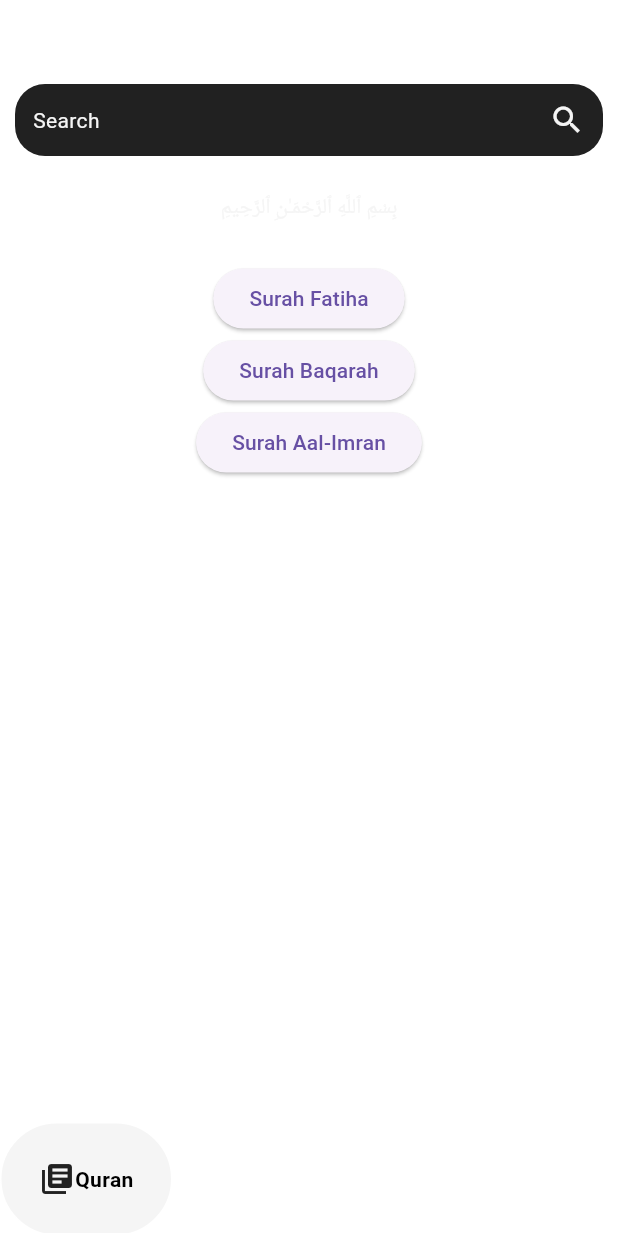
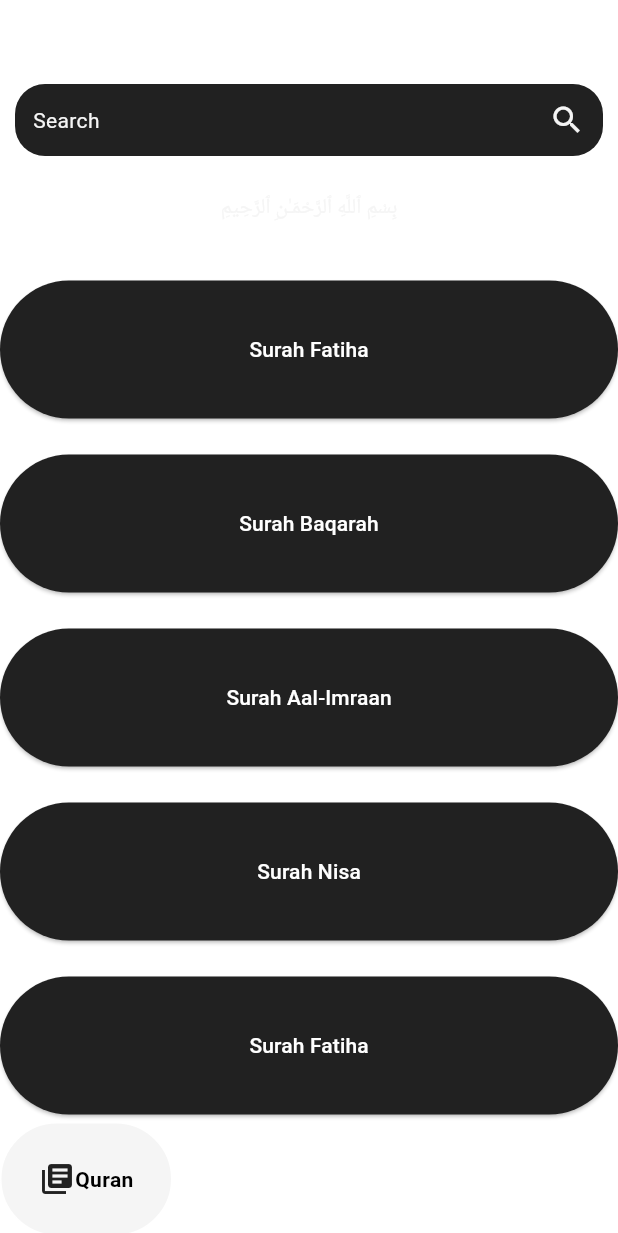
Before and after one commit to RobbaNNN-7/islamYzer, a Flutter app: the HomePage screen opened directly, on a phone screen of 412 x 824 dp. Shown: the top 1233 px of the screen. Run offline on Flutter 3.47's test engine with Material 3 defaults, Android fonts, the phone set to English and light mode, and no system bars; drawn by our look-alikes of google_nav_bar; missing offline and left inert: syncfusion_flutter_pdfviewer.

Commit message:
Completed Quran Page

```diff
--- a/lib/pages/quran_page.dart
+++ b/lib/pages/quran_page.dart
@@ -1,7 +1,10 @@
 // ignore_for_file: prefer_const_constructors, prefer_const_literals_to_create_immutables
 
+import 'dart:io';
+
 import 'package:flutter/material.dart';
-import 'package:flutter_cached_pdfview/flutter_cached_pdfview.dart';
+// import 'package:flutter_cached_pdfview/flutter_cached_pdfview.dart';
+import 'package:syncfusion_flutter_pdfviewer/pdfviewer.dart';
 
 class QuranPage extends StatefulWidget {
   const QuranPage({super.key});
@@ -11,6 +14,28 @@ class QuranPage extends StatefulWidget {
 }
 
 class _QuranPageState extends State<QuranPage> {
+  final List<Map<String, String>> surahs = [
+    {"name": "Surah Fatiha", "path": "lib\\pdf\\Holy-Quran-Para-1.pdf"},
+    {"name": "Surah Baqarah", "path": "lib/pdf/Holy-Quran-Para-1.pdf"},
+    {"name": "Surah Aal-Imraan", "path": "lib/pdf/Holy-Quran-Para-1.pdf"},
+    {"name": "Surah Nisa", "path": "lib/pdf/Holy-Quran-Para-1.pdf"},
+    {"name": "Surah Fatiha", "path": "lib/pdf/Holy-Quran-Para-1.pdf"},
+    {"name": "Surah Fatiha", "path": "lib/pdf/Holy-Quran-Para-1.pdf"},
+    {"name": "Surah Fatiha", "path": "lib/pdf/Holy-Quran-Para-1.pdf"},
+    {"name": "Surah Fatiha", "path": "lib/pdf/Holy-Quran-Para-1.pdf"},
+    {"name": "Surah Fatiha", "path": "lib/pdf/Holy-Quran-Para-1.pdf"},
+    {"name": "Surah Fatiha", "path": "lib/pdf/Holy-Quran-Para-1.pdf"},
+    {"name": "Surah Fatiha", "path": "lib/pdf/Holy-Quran-Para-1.pdf"},
+    {"name": "Surah Fatiha", "path": "lib/pdf/Holy-Quran-Para-1.pdf"},
+    {"name": "Surah Fatiha", "path": "lib/pdf/Holy-Quran-Para-1.pdf"},
+    {"name": "Surah Fatiha", "path": "lib/pdf/Holy-Quran-Para-1.pdf"},
+    {"name": "Surah Fatiha", "path": "lib/pdf/Holy-Quran-Para-1.pdf"},
+    {"name": "Surah Fatiha", "path": "lib/pdf/Holy-Quran-Para-1.pdf"},
+    {"name": "Surah Fatiha", "path": "lib/pdf/Holy-Quran-Para-1.pdf"},
+    {"name": "Surah Fatiha", "path": "lib/pdf/Holy-Quran-Para-1.pdf"},
+    {"name": "Surah Fatiha", "path": "lib/pdf/Holy-Quran-Para-1.pdf"},
+    {"name": "Surah Fatiha", "path": "lib/pdf/Holy-Quran-Para-1.pdf"}
+  ];
   @override
   Widget build(BuildContext context) {
     return Column(
@@ -48,73 +73,62 @@ class _QuranPageState extends State<QuranPage> {
          * QURAN PDF VIEWER OF EVERY SURAH
         */
 
-        Column(
-          mainAxisAlignment: MainAxisAlignment.center,
-          children: [
-            ElevatedButton(
-                onPressed: () {
-                  // navigated to pdf view
-                  Navigator.push(
+        Expanded(
+          child: ListView.builder(
+            itemCount: surahs.length,
+            itemBuilder: (context, index) {
+              return Padding(
+                padding: const EdgeInsets.symmetric(vertical: 12),
+                child: ElevatedButton(
+                  onPressed: () {
+                    // Navigate to PDF viewer
+                    Navigator.push(
                       context,
                       MaterialPageRoute(
-                        builder: (context) => PDFviewer(
-                            url:
-                                "https://www.islamicnet.com/online_quran_pdf/Holy-Quran-Para-1.pdf"),
-                      ));
-                },
-                child: Text("Surah Fatiha")),
-
-            // 2nd button
-
-            ElevatedButton(
-                onPressed: () {
-                  // navigated to pdf view
-                  Navigator.push(
-                      context,
-                      MaterialPageRoute(
-                        builder: (context) => PDFviewer(
-                            url:
-                                "https://www.islamicnet.com/online_quran_pdf/Holy-Quran-Para-1.pdf"),
-                      ));
-                },
-                child: Text("Surah Baqarah")),
-
-            ElevatedButton(
-                onPressed: () {
-                  // navigated to pdf view
-                  Navigator.push(
-                      context,
-                      MaterialPageRoute(
-                        builder: (context) => PDFviewer(
-                            url:
-                                "https://www.islamicnet.com/online_quran_pdf/Holy-Quran-Para-1.pdf"),
-                      ));
-                },
-                child: Text("Surah Aal-Imran")),
-          ], // end pdf viwer
-        )
+                        builder: (context) => SfPdfViewer.file(
+                          File('lib\\pdf\\Holy-Quran-Para-1.pdf'),
+                        ),
+                      ),
+                    );
+                  },
+                  style: ButtonStyle(
+                    backgroundColor: MaterialStateProperty.all<Color>(
+                      Colors.grey[900]!, // Change the button color here
+                    ),
+                    padding: MaterialStateProperty.all(
+                        EdgeInsets.symmetric(vertical: 36, horizontal: 24)),
+                  ),
+                  child: Text(
+                    surahs[index]["name"]!,
+                    style: TextStyle(color: Colors.white),
+                  ),
+                ),
+              );
+            },
+          ),
+        ),
       ],
     );
   }
 }
 
-class PDFviewer extends StatelessWidget {
-  const PDFviewer({super.key, required this.url});
+// class PDFviewer extends StatelessWidget {
+//   const PDFviewer({super.key, required this.url});
 
-  final String url;
+//   final String url;
 
-  @override
-  Widget build(BuildContext context) {
-    return Scaffold(
-      body: PDF().cachedFromUrl(
-        url,
-        placeholder: (progress) => Center(
-          child: Text('$progress %'),
-        ),
-        errorWidget: (error) => Center(
-          child: Text(error.toString()),
-        ),
-      ),
-    );
-  }
-}
+//   @override
+//   Widget build(BuildContext context) {
+//     return Scaffold(
+//       body: PDF().cachedFromUrl(
+//         url,
+//         placeholder: (progress) => Center(
+//           child: Text('$progress %'),
+//         ),
+//         errorWidget: (error) => Center(
+//           child: Text(error.toString()),
+//         ),
+//       ),
+//     );
+//   }
+// }
--- a/pubspec.yaml
+++ b/pubspec.yaml
@@ -41,7 +41,8 @@ dependencies:
   cupertino_icons: ^1.0.6
   google_nav_bar: ^5.0.6
   flutter_cached_pdfview: ^0.4.2
-  syncfusion_flutter_pdfviewer: ^25.1.42
+
+  syncfusion_flutter_pdfviewer: ^25.2.3
 
 
 
```
Also changed, not shown: pubspec.lock.
